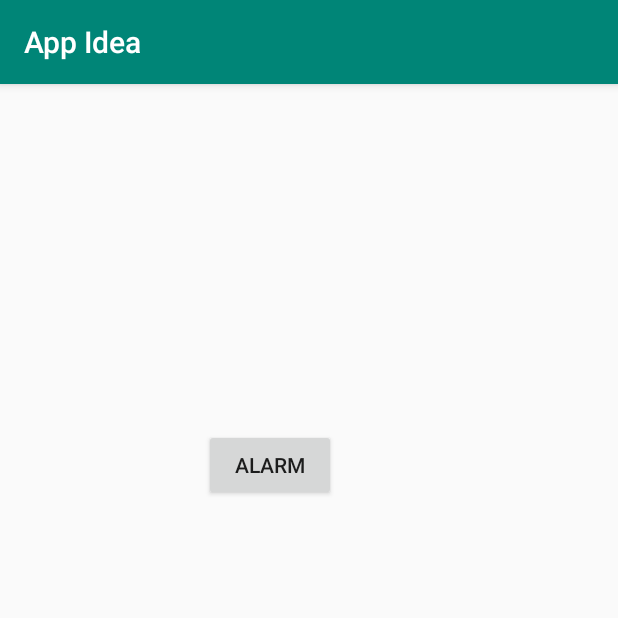
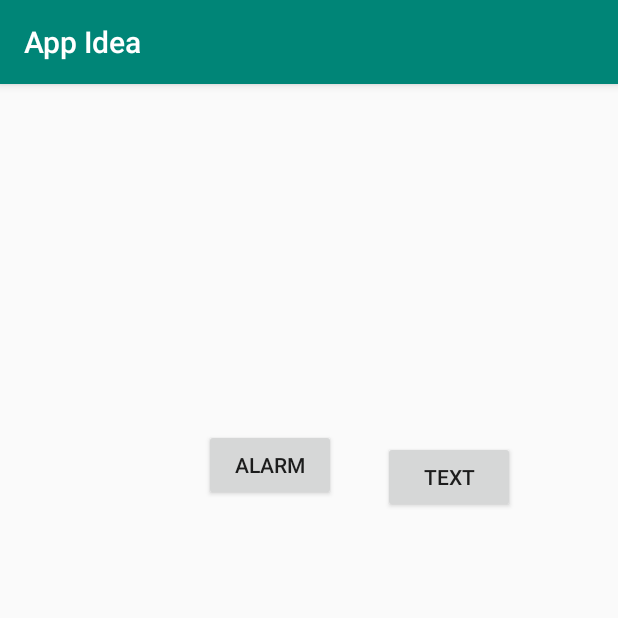
Before and after one commit to navint1/AppThing, an Android app: the screen it shows after launch (MainActivity), on a phone screen of 412 x 824 dp, the top half of it. Run offline under Robolectric (Android 15) with nearby library versions, the light colour scheme and no system bars.

Commit message:
updated text

```diff
--- a/app/src/main/java/com/example/navin/appidea/MainActivity.java
+++ b/app/src/main/java/com/example/navin/appidea/MainActivity.java
@@ -9,6 +9,8 @@ import android.app.Activity;
 import android.media.MediaPlayer;
 import android.view.Menu;
 import android.view.View.OnClickListener;
+import android.telephony.SmsManager;
+
 
 public class MainActivity extends AppCompatActivity {
     private Button button;
@@ -26,7 +28,21 @@ public class MainActivity extends AppCompatActivity {
 
                 final MediaPlayer mpRingtone = MediaPlayer.create(MainActivity.this, R.raw.sound);
                 mpRingtone.start();
+
             }
         });
+        Button button2 = (Button) findViewById(R.id.text);
+        button2.setOnClickListener(new View.OnClickListener() {
+            @Override
+            public void onClick(View v) {
+
+                String messageToSend = "this is a text";
+                String number = "4087185431";
+
+                SmsManager.getDefault().sendTextMessage(number, null, messageToSend, null,null);
+
+            }
+        });
+
     }
 }
--- a/app/src/main/res/layout/activity_main.xml
+++ b/app/src/main/res/layout/activity_main.xml
@@ -18,5 +18,19 @@
         android:layout_marginTop="230dp"
         android:text="Alarm" />
 
+    <Button
+        android:id="@+id/text"
+        android:layout_width="wrap_content"
+        android:layout_height="wrap_content"
+        android:layout_alignParentStart="true"
+        android:layout_alignParentLeft="true"
+        android:layout_alignParentTop="true"
+        android:layout_marginStart="255dp"
+        android:layout_marginLeft="255dp"
+        android:layout_marginTop="238dp"
+        android:text="Text" />
+
+
+
 
 </RelativeLayout>
```
